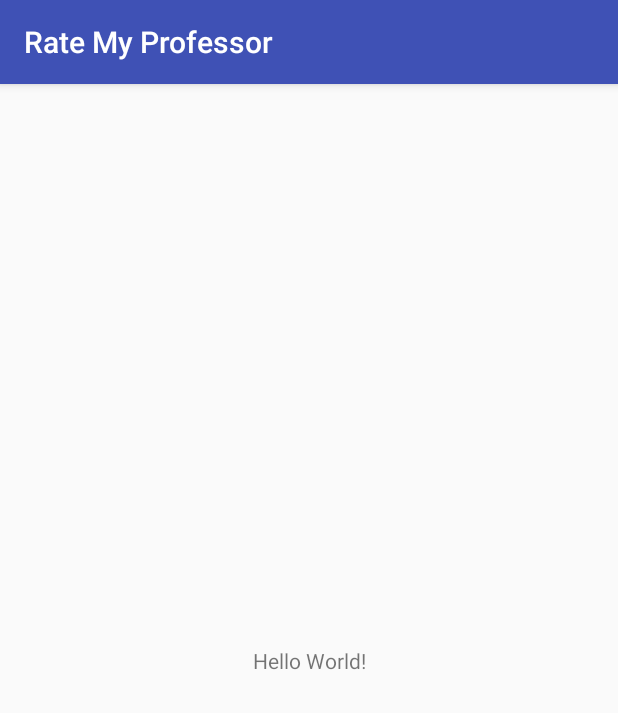
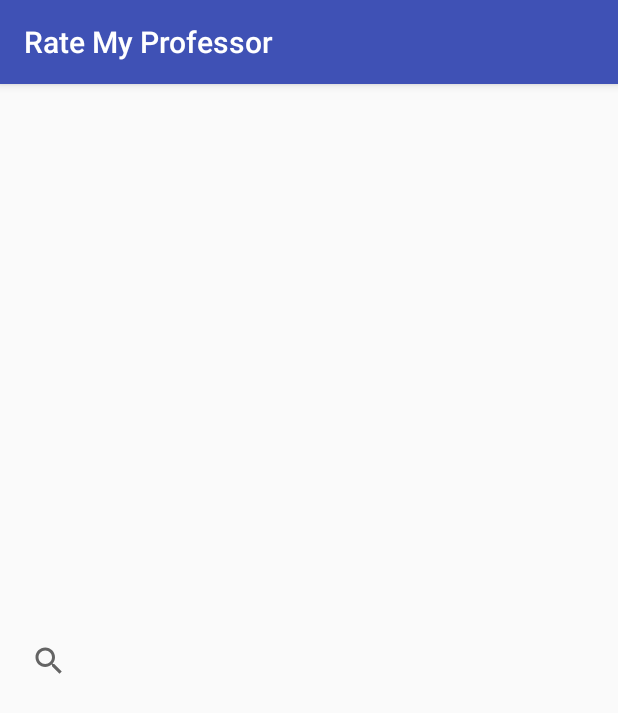
Before and after one commit to jaredbswll/RateMyProfessor, an Android app: the screen it shows after launch (MainActivity), on a phone screen of 412 x 824 dp. Shown: the top 713 px of the screen. Run offline under Robolectric (Android 15) with nearby library versions, the phone set to English and light mode, and no system bars.

Commit message:
Added a search view for the main page.

```diff
--- a/app/src/main/res/layout/activity_main.xml
+++ b/app/src/main/res/layout/activity_main.xml
@@ -6,13 +6,18 @@
     android:layout_height="match_parent"
     tools:context=".MainActivity">
 
-    <TextView
-        android:layout_width="wrap_content"
-        android:layout_height="wrap_content"
-        android:text="Hello World!"
+    <SearchView
+        android:id="@+id/searchviewbox"
+        android:layout_width="395dp"
+        android:layout_height="587dp"
+        android:layout_marginBottom="8dp"
+        android:layout_marginEnd="8dp"
+        android:layout_marginLeft="8dp"
+        android:layout_marginRight="8dp"
+        android:layout_marginStart="8dp"
+        android:layout_marginTop="8dp"
         app:layout_constraintBottom_toBottomOf="parent"
-        app:layout_constraintLeft_toLeftOf="parent"
-        app:layout_constraintRight_toRightOf="parent"
+        app:layout_constraintEnd_toEndOf="parent"
+        app:layout_constraintStart_toStartOf="parent"
         app:layout_constraintTop_toTopOf="parent" />
-
 </android.support.constraint.ConstraintLayout>
```
